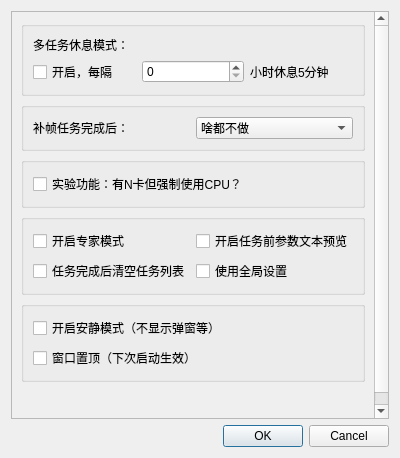
Qt form Utils/SVFI_preference.ui (100wman/RIFE_GUI) before a commit.
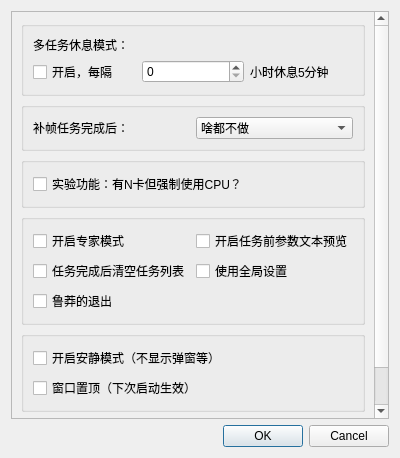
The same form after that commit. Custom widgets are drawn as their Qt base class.

Commit message: Update SVFI 3.5.18 Update Log - Add OverTime Reminder Module, will reminder user of abnormal TLE     - Add Rude Exit Mode, Kill ffmpeg and others to avoid spawning zombie process     - Add all update logs since 3.5.2     - Add Output extension / Input Extension Synchronization Check     - Add Read Tutorial Compulsorily at first start     - Update documentations for Super Resolution Module     - Update OLS error Information     - Fix Steam ACHV, and add more, keep round to 2 digits

```diff
--- a/Utils/SVFI_preference.ui
+++ b/Utils/SVFI_preference.ui
@@ -184,6 +184,16 @@
             </property>
            </widget>
           </item>
+          <item row="4" column="0">
+           <widget class="QCheckBox" name="RudeExitModeChecker">
+            <property name="text">
+             <string>鲁莽的退出</string>
+            </property>
+            <property name="checked">
+             <bool>false</bool>
+            </property>
+           </widget>
+          </item>
          </layout>
         </widget>
        </item>
```
The commit also changes 14 other files.
